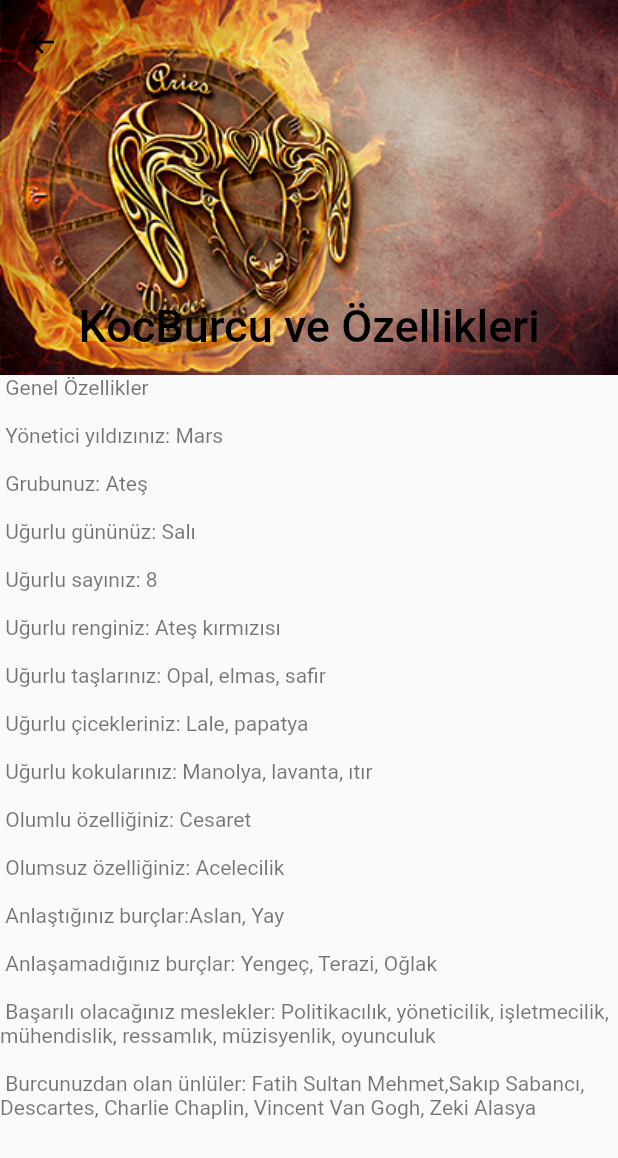
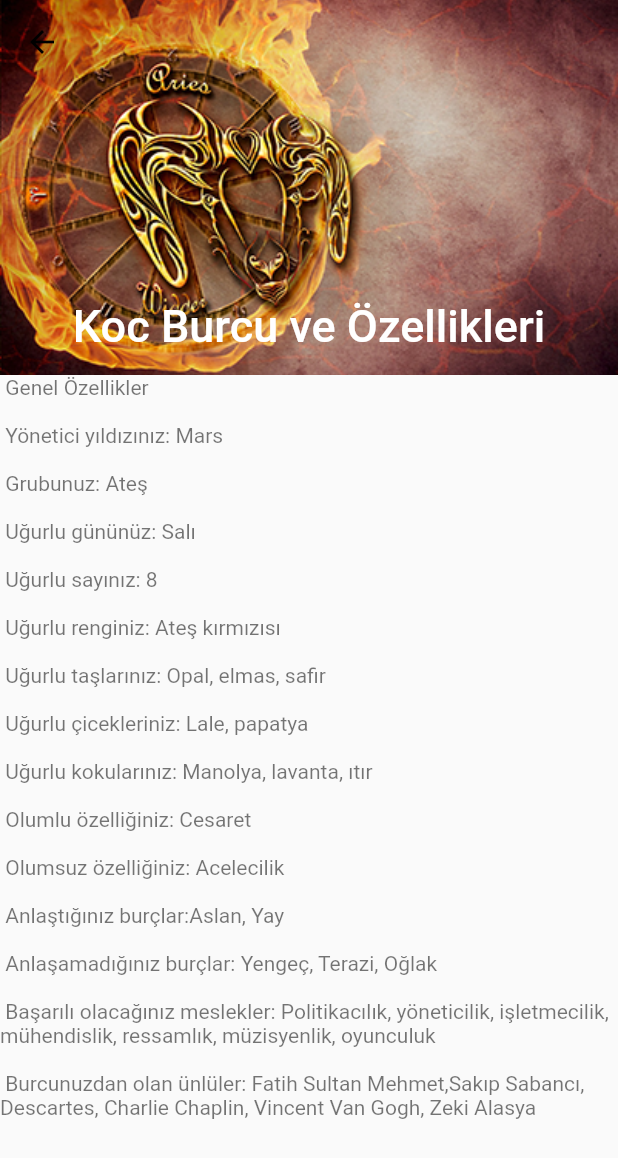
Before and after one commit to zzafergok/flutter-burc-rehberi, a Flutter app: the screen it shows after launch, after a tap on "Koc", on a phone screen of 412 x 824 dp. Shown: the top 1158 px of the screen. Run offline on Flutter 3.47's test engine with Material 2 defaults, Android fonts, the phone set to English and light mode, and no system bars; our stand-ins replace palette_generator.

Commit message:
using palatte generator and project done

```diff
--- a/lib/burc_detay.dart
+++ b/lib/burc_detay.dart
@@ -1,16 +1,45 @@
 import 'package:flutter/material.dart';
 import 'package:flutter_burc_rehberi/burc_liste.dart';
 import 'models/burc.dart';
+import 'package:palette_generator/palette_generator.dart';
 
-class BurcDetay extends StatelessWidget {
+class BurcDetay extends StatefulWidget {
   int gelenIndex;
-  Burc secilenBurc;
 
   BurcDetay(this.gelenIndex);
 
   @override
+  _BurcDetayState createState() => _BurcDetayState();
+}
+
+class _BurcDetayState extends State<BurcDetay> {
+  Burc secilenBurc;
+  Color baskinRenk;
+  PaletteGenerator paletteGenerator;
+
+  @override
+  void initState() {
+    super.initState();
+    secilenBurc = BurcListe.tumBurclar[widget.gelenIndex];
+    baskinRengiBul();
+  }
+
+  void baskinRengiBul() {
+    Future<PaletteGenerator> fPaletGenerator =
+        PaletteGenerator.fromImageProvider(
+            AssetImage("images/" + secilenBurc.burcBuyukResim));
+
+    fPaletGenerator.then((value) {
+      paletteGenerator = value;
+
+      setState(() {
+        baskinRenk = paletteGenerator.dominantColor.color;
+      });
+    });
+  }
+
+  @override
   Widget build(BuildContext context) {
-    secilenBurc = BurcListe.tumBurclar[gelenIndex];
     return Scaffold(
       body: CustomScrollView(
         primary: false,
@@ -19,12 +48,15 @@ class BurcDetay extends StatelessWidget {
             expandedHeight: 250,
             pinned: true,
             primary: true,
-            backgroundColor: Colors.green,
+            backgroundColor: baskinRenk != null ? baskinRenk : Colors.green,
             flexibleSpace: FlexibleSpaceBar(
               background: Image.asset("images/" + secilenBurc.burcBuyukResim,
                   fit: BoxFit.cover),
               centerTitle: true,
-              title: Text(secilenBurc.burcAdi + "Burcu ve Özellikleri"),
+              title: Text(
+                secilenBurc.burcAdi + " Burcu ve Özellikleri",
+                style: TextStyle(color: Colors.white),
+              ),
             ),
           ),
           SliverToBoxAdapter(
--- a/pubspec.yaml
+++ b/pubspec.yaml
@@ -28,6 +28,7 @@ dependencies:
   # The following adds the Cupertino Icons font to your application.
   # Use with the CupertinoIcons class for iOS style icons.
   cupertino_icons: ^0.1.3
+  palette_generator: ^0.2.3
 
 dev_dependencies:
   flutter_test:
```
Also changed, not shown: pubspec.lock.
